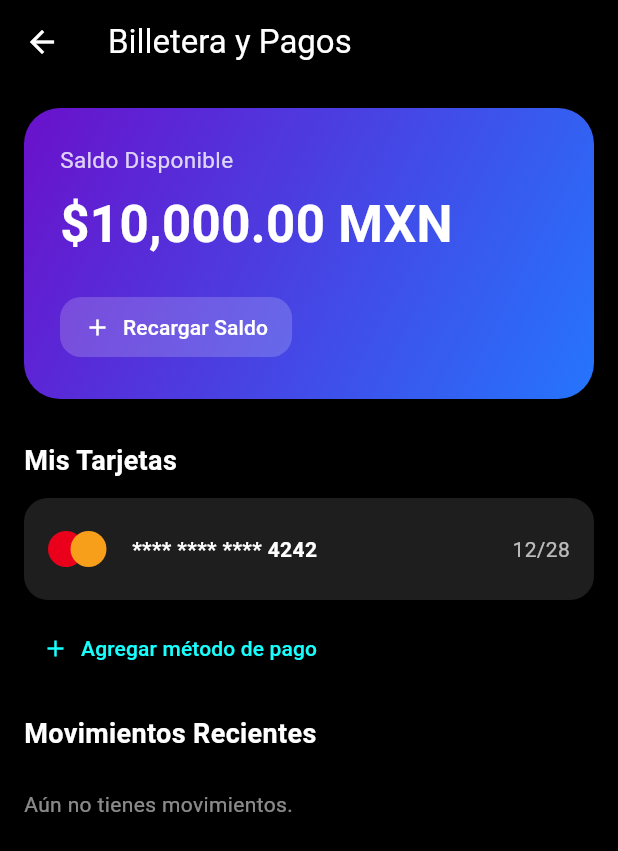
After one commit to DiegoGonzalezGo/h4h, a Flutter app: the WalletScreen screen opened directly, on a phone screen of 412 x 824 dp. The commit adds this screen. Shown: the top 851 px of the screen. Run offline on Flutter 3.47's test engine with Material 3 defaults, Android fonts, the phone set to English and light mode, and no system bars; our stand-ins replace cloud_firestore, firebase_auth, firebase_core, firebase_messaging, firebase_storage, flutter_local_notifications and 3 more; accounts and stored records are empty.

Commit message:
wallet agregado

```diff
--- a/lib/features/users/presentation/profile_screen.dart
+++ b/lib/features/users/presentation/profile_screen.dart
@@ -6,7 +6,7 @@ import 'package:firebase_auth/firebase_auth.dart';
 import '../../auth/data/auth_repository.dart';
 import '../data/user_repository.dart';
 import '../data/provider_mode.dart';
-import 'payment_methods_screen.dart';
+import 'wallet_screen.dart';
 
 class ProfileScreen extends ConsumerWidget {
   const ProfileScreen({super.key});
@@ -248,13 +248,13 @@ class ProfileScreen extends ConsumerWidget {
         ),
         ListTile(
           leading: _brandIcon(Icons.credit_card),
-          title: const Text('Métodos de Pago'),
+          title: const Text('Billetera y Pagos'),
           trailing: const Icon(Icons.chevron_right),
           onTap: () {
             Navigator.push(
               context,
               MaterialPageRoute<void>(
-                builder: (context) => const PaymentMethodsScreen(),
+                builder: (context) => const WalletScreen(),
               ),
             );
           },
--- /dev/null
+++ b/lib/features/users/presentation/wallet_screen.dart
@@ -0,0 +1,305 @@
+import 'package:cloud_firestore/cloud_firestore.dart';
+import 'package:flutter/material.dart';
+import 'package:flutter_riverpod/flutter_riverpod.dart';
+import 'package:intl/intl.dart';
+
+import '../data/user_repository.dart';
+
+class WalletScreen extends ConsumerWidget {
+  const WalletScreen({super.key});
+
+  void _showComingSoon(BuildContext context, String feature) {
+    ScaffoldMessenger.of(context)
+      ..hideCurrentSnackBar()
+      ..showSnackBar(
+        SnackBar(content: Text('$feature estará disponible próximamente.')),
+      );
+  }
+
+  @override
+  Widget build(BuildContext context, WidgetRef ref) {
+    final userAsync = ref.watch(currentUserControllerProvider);
+    final currencyFormat = NumberFormat.currency(
+      locale: 'es_MX',
+      name: 'MXN',
+      symbol: r'$',
+    );
+
+    return Scaffold(
+      backgroundColor: const Color(0xFF000000),
+      appBar: AppBar(
+        title: const Text('Billetera y Pagos'),
+        backgroundColor: const Color(0xFF000000),
+        foregroundColor: Colors.white,
+        elevation: 0,
+      ),
+      body: ListView(
+        padding: const EdgeInsets.all(16),
+        children: [
+          Container(
+            padding: const EdgeInsets.all(24),
+            decoration: BoxDecoration(
+              gradient: const LinearGradient(
+                colors: [Color(0xFF6A11CB), Color(0xFF2575FC)],
+                begin: Alignment.topLeft,
+                end: Alignment.bottomRight,
+              ),
+              borderRadius: BorderRadius.circular(24),
+            ),
+            child: Column(
+              crossAxisAlignment: CrossAxisAlignment.start,
+              children: [
+                Text(
+                  'Saldo Disponible',
+                  style: TextStyle(
+                    color: Colors.white.withValues(alpha: 0.8),
+                    fontSize: 15,
+                  ),
+                ),
+                const SizedBox(height: 8),
+                userAsync.when(
+                  data: (user) => FittedBox(
+                    fit: BoxFit.scaleDown,
+                    alignment: Alignment.centerLeft,
+                    child: Text(
+                      user == null
+                          ? 'Saldo no disponible'
+                          : '${currencyFormat.format(user.balance)} MXN',
+                      style: const TextStyle(
+                        color: Colors.white,
+                        fontSize: 34,
+                        fontWeight: FontWeight.bold,
+                      ),
+                    ),
+                  ),
+                  loading: () => const Text(
+                    'Cargando saldo...',
+                    style: TextStyle(color: Colors.white70, fontSize: 18),
+                  ),
+                  error: (error, stackTrace) => const Text(
+                    'No se pudo cargar el saldo',
+                    style: TextStyle(color: Colors.white70, fontSize: 18),
+                  ),
+                ),
+                const SizedBox(height: 20),
+                TextButton.icon(
+                  onPressed: () => _showComingSoon(context, 'La recarga'),
+                  style: TextButton.styleFrom(
+                    backgroundColor: Colors.white.withValues(alpha: 0.18),
+                    foregroundColor: Colors.white,
+                    padding: const EdgeInsets.symmetric(
+                      horizontal: 16,
+                      vertical: 10,
+                    ),
+                    shape: RoundedRectangleBorder(
+                      borderRadius: BorderRadius.circular(14),
+                    ),
+                  ),
+                  icon: const Icon(Icons.add),
+                  label: const Text('Recargar Saldo'),
+                ),
+              ],
+            ),
+          ),
+          const SizedBox(height: 28),
+          const Text(
+            'Mis Tarjetas',
+            style: TextStyle(
+              color: Colors.white,
+              fontSize: 18,
+              fontWeight: FontWeight.bold,
+            ),
+          ),
+          const SizedBox(height: 12),
+          Container(
+            padding: const EdgeInsets.symmetric(horizontal: 16, vertical: 18),
+            decoration: BoxDecoration(
+              color: const Color(0xFF1E1E1E),
+              borderRadius: BorderRadius.circular(16),
+            ),
+            child: Row(
+              children: [
+                const SizedBox(
+                  width: 48,
+                  height: 32,
+                  child: Stack(
+                    children: [
+                      Positioned(
+                        left: 0,
+                        top: 4,
+                        child: CircleAvatar(
+                          radius: 12,
+                          backgroundColor: Color(0xFFEB001B),
+                        ),
+                      ),
+                      Positioned(
+                        left: 15,
+                        top: 4,
+                        child: CircleAvatar(
+                          radius: 12,
+                          backgroundColor: Color(0xFFF79E1B),
+                        ),
+                      ),
+                    ],
+                  ),
+                ),
+                const SizedBox(width: 8),
+                const Expanded(
+                  child: Text(
+                    '**** **** **** 4242',
+                    style: TextStyle(
+                      color: Colors.white,
+                      fontWeight: FontWeight.w600,
+                    ),
+                  ),
+                ),
+                const Text(
+                  '12/28',
+                  style: TextStyle(color: Colors.white70),
+                ),
+              ],
+            ),
+          ),
+          const SizedBox(height: 8),
+          Align(
+            alignment: Alignment.centerLeft,
+            child: TextButton.icon(
+              onPressed: () => _showComingSoon(context, 'Agregar tarjetas'),
+              style: TextButton.styleFrom(
+                foregroundColor: Colors.cyanAccent,
+              ),
+              icon: const Icon(Icons.add),
+              label: const Text('Agregar método de pago'),
+            ),
+          ),
+          const SizedBox(height: 20),
+          const Text(
+            'Movimientos Recientes',
+            style: TextStyle(
+              color: Colors.white,
+              fontSize: 18,
+              fontWeight: FontWeight.bold,
+            ),
+          ),
+          const SizedBox(height: 8),
+          const _WalletMovements(),
+        ],
+      ),
+    );
+  }
+}
+
+class _WalletMovements extends ConsumerWidget {
+  const _WalletMovements();
+
+  @override
+  Widget build(BuildContext context, WidgetRef ref) {
+    final transactionsAsync = ref.watch(walletTransactionsProvider);
+    final currencyFormat = NumberFormat.currency(
+      locale: 'es_MX',
+      name: 'MXN',
+      symbol: r'$',
+    );
+
+    return transactionsAsync.when(
+      loading: () => const Padding(
+        padding: EdgeInsets.all(20),
+        child: Center(child: CircularProgressIndicator()),
+      ),
+      error: (error, stackTrace) => Padding(
+        padding: const EdgeInsets.symmetric(vertical: 16),
+        child: Text(
+          'No se pudieron cargar los movimientos: $error',
+          style: const TextStyle(color: Colors.white70),
+        ),
+      ),
+      data: (transactions) {
+        if (transactions.isEmpty) {
+          return const Padding(
+            padding: EdgeInsets.symmetric(vertical: 16),
+            child: Text(
+              'Aún no tienes movimientos.',
+              style: TextStyle(color: Colors.white54),
+            ),
+          );
+        }
+
+        return Column(
+          children: [
+            for (var index = 0; index < transactions.length; index++) ...[
+              if (index > 0) const Divider(color: Color(0xFF2C2C2C), height: 1),
+              _WalletMovementTile(
+                icon: (transactions[index]['amount'] as num).toDouble() < 0
+                    ? Icons.lock_outline
+                    : Icons.account_balance_wallet_outlined,
+                title:
+                    transactions[index]['description']?.toString() ??
+                    'Movimiento de billetera',
+                subtitle: _formatDate(transactions[index]['createdAt']),
+                amount: currencyFormat.format(
+                  (transactions[index]['amount'] as num).toDouble().abs(),
+                ),
+                isDebit:
+                    (transactions[index]['amount'] as num).toDouble() < 0,
+              ),
+            ],
+          ],
+        );
+      },
+    );
+  }
+
+  String _formatDate(Object? value) {
+    if (value is! Timestamp) return 'Fecha pendiente';
+    final date = value.toDate();
+    final today = DateTime.now();
+    final dateOnly = DateTime(date.year, date.month, date.day);
+    final todayOnly = DateTime(today.year, today.month, today.day);
+
+    if (dateOnly == todayOnly) return 'Hoy';
+    if (dateOnly == todayOnly.subtract(const Duration(days: 1))) return 'Ayer';
+    return DateFormat.yMMMd('es_MX').format(date);
+  }
+}
+
+class _WalletMovementTile extends StatelessWidget {
+  const _WalletMovementTile({
+    required this.icon,
+    required this.title,
+    required this.subtitle,
+    required this.amount,
+    required this.isDebit,
+  });
+
+  final IconData icon;
+  final String title;
+  final String subtitle;
+  final String amount;
+  final bool isDebit;
+
+  @override
+  Widget build(BuildContext context) {
+    return ListTile(
+      contentPadding: EdgeInsets.zero,
+      leading: CircleAvatar(
+        backgroundColor: const Color(0xFF1E1E1E),
+        child: Icon(icon, color: Colors.white70, size: 20),
+      ),
+      title: Text(
+        title,
+        style: const TextStyle(
+          color: Colors.white,
+          fontWeight: FontWeight.w500,
+        ),
+      ),
+      subtitle: Text(subtitle, style: const TextStyle(color: Colors.white54)),
+      trailing: Text(
+        '${isDebit ? '- ' : '+ '}$amount',
+        style: TextStyle(
+          color: isDebit ? Colors.orangeAccent : Colors.greenAccent,
+          fontWeight: FontWeight.bold,
+        ),
+      ),
+    );
+  }
+}
--- a/pubspec.yaml
+++ b/pubspec.yaml
@@ -43,6 +43,7 @@ dependencies:
   flutter_local_notifications: ^19.4.2
   firebase_storage: ^13.6.0
   image_picker: ^1.2.3
+  intl: ^0.20.3
 
 dev_dependencies:
   flutter_test:
```
Also changed, not shown: lib/features/services/presentation/checkout_screen.dart (+43 -1 lines), lib/features/users/data/user_model.dart (+8 -0 lines), lib/features/users/data/user_repository.dart (+118 -0 lines), lib/features/users/presentation/payment_methods_screen.dart (deleted, +0 -39 lines), pubspec.lock.
